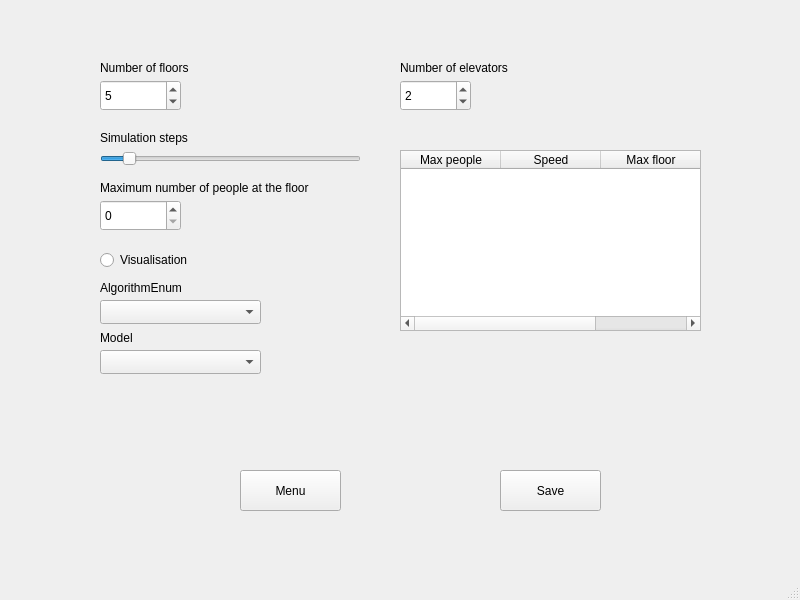
matrochanowski/elevator-project, file simulation/gui/config.ui: the form before one commit.
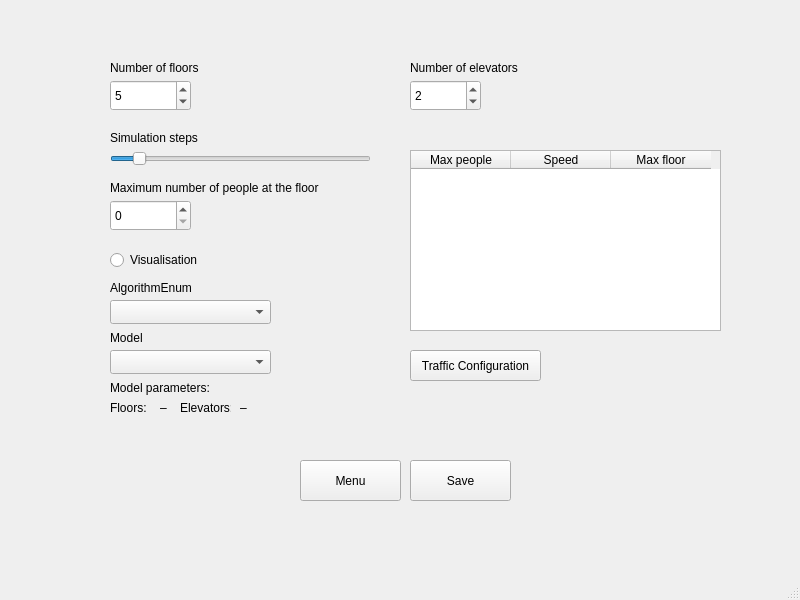
The form after the commit. The open tabs and pages were chosen to show the change.

Commit message: Refined model loading

What changed in the file:
```diff
--- a/simulation/gui/config.ui
+++ b/simulation/gui/config.ui
@@ -17,7 +17,7 @@
    <widget class="QStackedWidget" name="stackedWidget">
     <property name="geometry">
      <rect>
-      <x>30</x>
+      <x>40</x>
       <y>30</y>
       <width>721</width>
       <height>491</height>
@@ -58,8 +58,8 @@
      <widget class="QPushButton" name="SaveButton">
       <property name="geometry">
        <rect>
-        <x>470</x>
-        <y>440</y>
+        <x>370</x>
+        <y>430</y>
         <width>101</width>
         <height>41</height>
        </rect>
@@ -71,8 +71,8 @@
      <widget class="QPushButton" name="MenuButton">
       <property name="geometry">
        <rect>
-        <x>210</x>
-        <y>440</y>
+        <x>260</x>
+        <y>430</y>
         <width>101</width>
         <height>41</height>
        </rect>
@@ -195,7 +195,7 @@
        <rect>
         <x>370</x>
         <y>120</y>
-        <width>301</width>
+        <width>311</width>
         <height>181</height>
        </rect>
       </property>
@@ -291,6 +291,156 @@
         <width>161</width>
         <height>24</height>
        </rect>
+      </property>
+     </widget>
+     <widget class="QLabel" name="label_7">
+      <property name="geometry">
+       <rect>
+        <x>70</x>
+        <y>350</y>
+        <width>221</width>
+        <height>16</height>
+       </rect>
+      </property>
+      <property name="text">
+       <string>Model parameters:</string>
+      </property>
+     </widget>
+     <widget class="QLabel" name="label_8">
+      <property name="geometry">
+       <rect>
+        <x>70</x>
+        <y>370</y>
+        <width>41</width>
+        <height>16</height>
+       </rect>
+      </property>
+      <property name="text">
+       <string>Floors: </string>
+      </property>
+     </widget>
+     <widget class="QLabel" name="label_9">
+      <property name="geometry">
+       <rect>
+        <x>140</x>
+        <y>370</y>
+        <width>51</width>
+        <height>16</height>
+       </rect>
+      </property>
+      <property name="text">
+       <string>Elevators:</string>
+      </property>
+     </widget>
+     <widget class="QLabel" name="label_10">
+      <property name="geometry">
+       <rect>
+        <x>120</x>
+        <y>370</y>
+        <width>16</width>
+        <height>16</height>
+       </rect>
+      </property>
+      <property name="text">
+       <string>–</string>
+      </property>
+     </widget>
+     <widget class="QLabel" name="label_11">
+      <property name="geometry">
+       <rect>
+        <x>200</x>
+        <y>370</y>
+        <width>16</width>
+        <height>16</height>
+       </rect>
+      </property>
+      <property name="text">
+       <string>–</string>
+      </property>
+     </widget>
+     <widget class="QPushButton" name="TrafficConfigurationButton">
+      <property name="geometry">
+       <rect>
+        <x>370</x>
+        <y>320</y>
+        <width>131</width>
+        <height>31</height>
+       </rect>
+      </property>
+      <property name="text">
+       <string>Traffic Configuration</string>
+      </property>
+     </widget>
+    </widget>
+    <widget class="QWidget" name="page_3">
+     <widget class="QLabel" name="label_12">
+      <property name="geometry">
+       <rect>
+        <x>270</x>
+        <y>20</y>
+        <width>191</width>
+        <height>61</height>
+       </rect>
+      </property>
+      <property name="font">
+       <font>
+        <pointsize>12</pointsize>
+       </font>
+      </property>
+      <property name="layoutDirection">
+       <enum>Qt::LayoutDirection::LeftToRight</enum>
+      </property>
+      <property name="text">
+       <string>Traffic Configuration Panel</string>
+      </property>
+     </widget>
+     <widget class="QPushButton" name="MenuButton_2">
+      <property name="geometry">
+       <rect>
+        <x>240</x>
+        <y>400</y>
+        <width>101</width>
+        <height>41</height>
+       </rect>
+      </property>
+      <property name="text">
+       <string>Menu</string>
+      </property>
+     </widget>
+    </widget>
+    <widget class="QWidget" name="page_4">
+     <widget class="QLabel" name="label_13">
+      <property name="geometry">
+       <rect>
+        <x>270</x>
+        <y>30</y>
+        <width>171</width>
+        <height>61</height>
+       </rect>
+      </property>
+      <property name="font">
+       <font>
+        <pointsize>12</pointsize>
+       </font>
+      </property>
+      <property name="layoutDirection">
+       <enum>Qt::LayoutDirection::LeftToRight</enum>
+      </property>
+      <property name="text">
+       <string>Reinforcement Learning</string>
+      </property>
+     </widget>
+     <widget class="QPushButton" name="settingsButton_2">
+      <property name="geometry">
+       <rect>
+        <x>140</x>
+        <y>400</y>
+        <width>141</width>
+        <height>41</height>
+       </rect>
+      </property>
+      <property name="text">
+       <string>Settings</string>
       </property>
      </widget>
     </widget>
```
Left out of the diff: 23 changed lines with no effect on the pictures. The commit also changes 13 other files.
